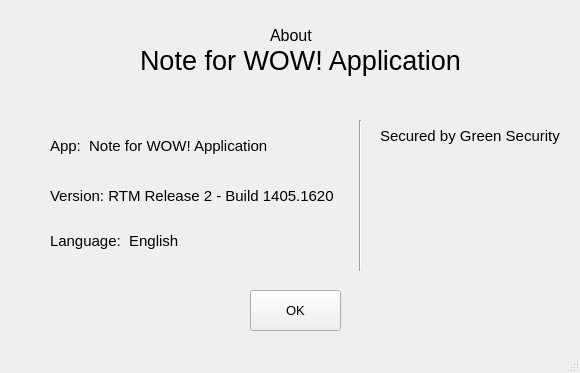
Old version of the form PTI/SPCK/GUI/about.ui in the repository GreenSystemDuy08/TL-C4K-PTI01.
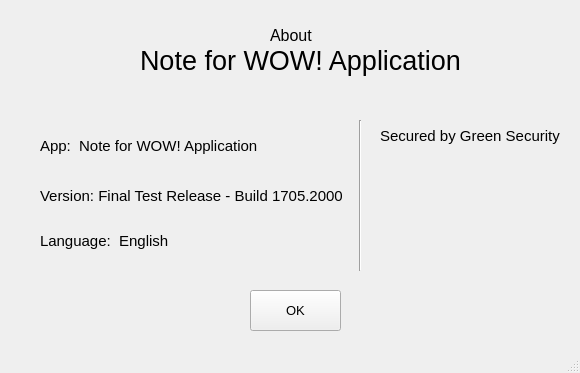
New version of the form. Icons and pictures are not drawn.

What changed in the file:
```diff
--- a/PTI/SPCK/GUI/about.ui
+++ b/PTI/SPCK/GUI/about.ui
@@ -76,7 +76,7 @@
    <widget class="QLabel" name="label_3">
     <property name="geometry">
      <rect>
-      <x>50</x>
+      <x>40</x>
       <y>130</y>
       <width>241</width>
       <height>31</height>
@@ -94,9 +94,9 @@
    <widget class="QLabel" name="label_5">
     <property name="geometry">
      <rect>
-      <x>50</x>
+      <x>40</x>
       <y>170</y>
-      <width>291</width>
+      <width>311</width>
       <height>51</height>
      </rect>
     </property>
@@ -106,13 +106,13 @@
      </font>
     </property>
     <property name="text">
-     <string>Version: RTM Release 2 - Build 1405.1620</string>
+     <string>Version: Final Test Release - Build 1705.2000</string>
     </property>
    </widget>
    <widget class="QLabel" name="label_7">
     <property name="geometry">
      <rect>
-      <x>50</x>
+      <x>40</x>
       <y>230</y>
       <width>161</width>
       <height>21</height>
```
